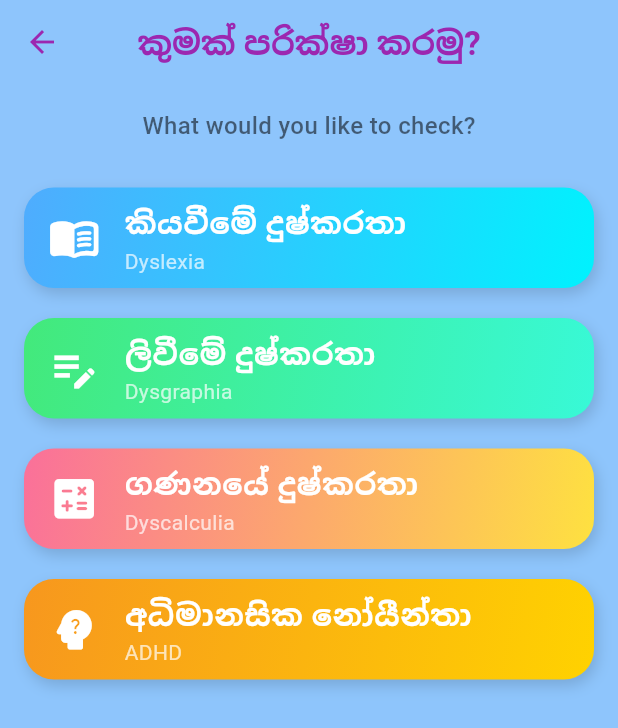
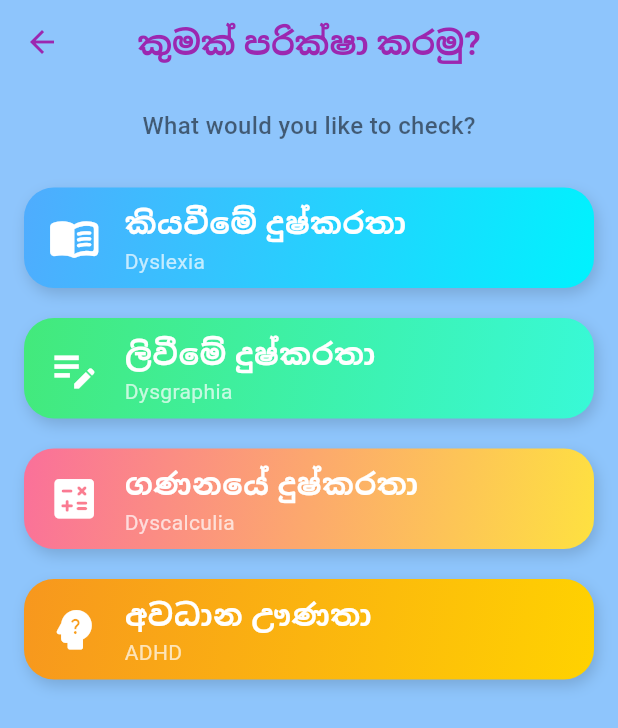
Before and after one commit to anupamamaheepala/RP_Frontend, a Flutter app: the HomePage screen opened directly, on a phone screen of 412 x 824 dp. Shown: the top 728 px of the screen. Run offline on Flutter 3.47's test engine with Material 3 defaults, Android fonts, the phone set to English and light mode, and no system bars; missing offline and left inert: record.

Commit message:
Page steup1

```diff
--- a/lib/pages/adhd/grade_selection_page.dart
+++ b/lib/pages/adhd/grade_selection_page.dart
@@ -67,7 +67,7 @@ class GradeSelectionPage extends StatelessWidget {
           onPressed: () => Navigator.pop(context),
         ),
         title: const Text(
-          'අධිමානසික නෝයීන්තා – Grade Selection',
+          'අවධාන ඌණතා – Grade Selection',
           style: TextStyle(color: Colors.purple, fontWeight: FontWeight.bold),
         ),
         centerTitle: true,
--- a/lib/pages/home_page.dart
+++ b/lib/pages/home_page.dart
@@ -6,6 +6,9 @@ import 'dyscalculia_page.dart';
 
 import 'adhd_page.dart';
 import '/profile.dart'; // Import your Profile Page here
+
+
+import 'ADHD/grade_selection_page.dart';
 
 class HomePage extends StatelessWidget {
   const HomePage({super.key});
@@ -60,7 +63,6 @@ class HomePage extends StatelessWidget {
       appBar: AppBar(
         backgroundColor: Colors.transparent,
         elevation: 0,
-        // UPDATED: Back Button navigates to ProfilePage
         leading: IconButton(
           icon: const Icon(Icons.arrow_back, color: Colors.purple),
           onPressed: () {
@@ -91,7 +93,7 @@ class HomePage extends StatelessWidget {
               ),
               const SizedBox(height: 20),
 
-              // 4 clickable cards
+              // Dyslexia – unchanged (your friend's code)
               _buildCard(
                 titleSi: 'කියවීමේ දුෂ්කරතා',
                 titleEn: 'Dyslexia',
@@ -104,6 +106,8 @@ class HomePage extends StatelessWidget {
                   );
                 },
               ),
+
+              // Dysgraphia – unchanged (your friend's code)
               _buildCard(
                 titleSi: 'ලිවීමේ දුෂ්කරතා',
                 titleEn: 'Dysgraphia',
@@ -116,6 +120,8 @@ class HomePage extends StatelessWidget {
                   );
                 },
               ),
+
+              // Dyscalculia – unchanged (your friend's code)
               _buildCard(
                 titleSi: 'ගණනයේ දුෂ්කරතා',
                 titleEn: 'Dyscalculia',
@@ -128,15 +134,17 @@ class HomePage extends StatelessWidget {
                   );
                 },
               ),
+
+              // ADHD/ADD – ONLY THIS PART CHANGED (your component)
               _buildCard(
-                titleSi: 'අධිමානසික නෝයීන්තා',
+                titleSi: 'අවධාන ඌණතා',
                 titleEn: 'ADHD',
                 icon: Icons.psychology_alt_rounded,
                 colors: [const Color(0xFFf7971e), const Color(0xFFffd200)],
                 onTap: () {
                   Navigator.push(
                     context,
-                    MaterialPageRoute(builder: (_) => const ADHDPage()),
+                    MaterialPageRoute(builder: (_) => const GradeSelectionPage()),
                   );
                 },
               ),
```
Also changed, not shown: pubspec.lock.
